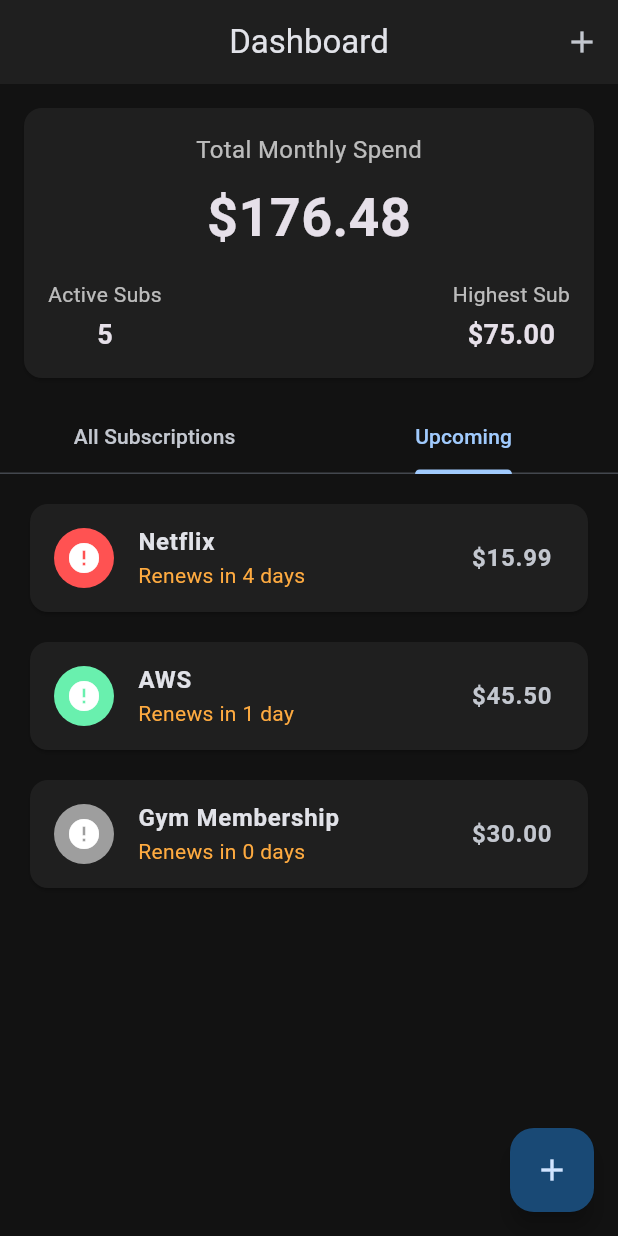
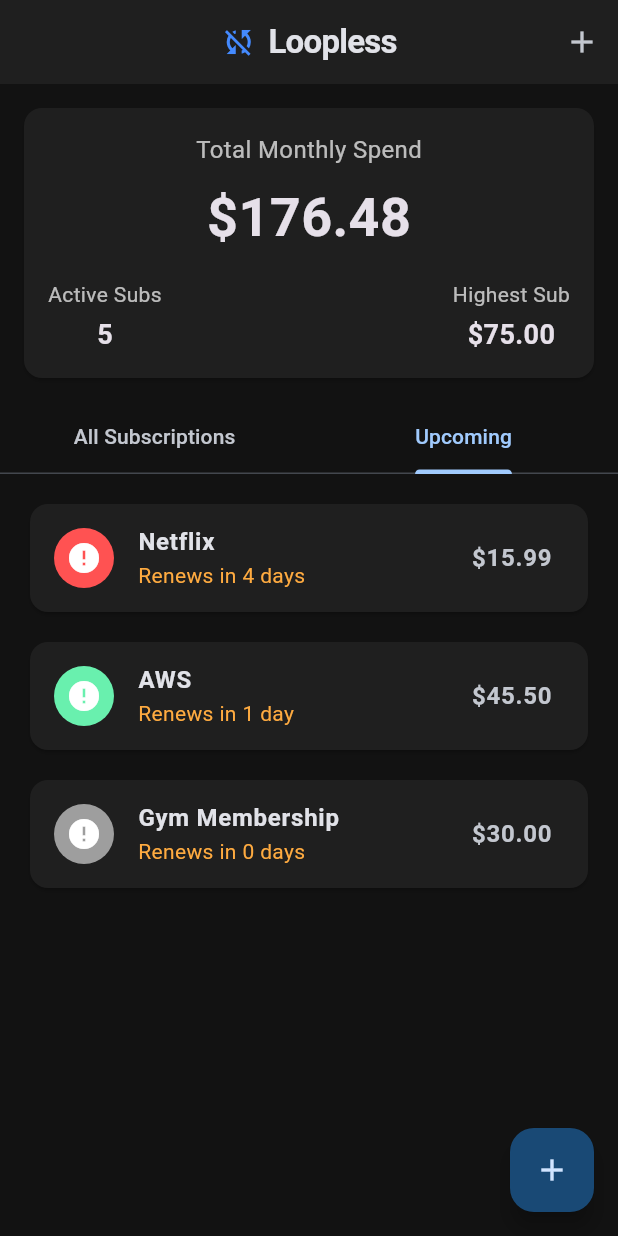
Before and after one commit to could-ai/019a48b4-72aa-7535-b8a5-ebf97bb4a8ff, a Flutter app: the screen it shows after launch, tab 2 chosen, on a phone screen of 412 x 824 dp. Run offline on Flutter 3.47's test engine with Material 3 defaults, Android fonts, the phone set to English and light mode, and no system bars; network calls fail.

Commit message:
I've created a new, reusable `LooplessLogo` widget. This widget encapsulates the visual representation of the app's brand, combining an icon that signifies breaking a cycle with styled text. This approach makes the logo easy to reuse across different screens and ensures a consistent brand identity.; I've updated the `DashboardScreen` to display the new `LooplessLogo` in the app bar. This replaces the generic text title, giving the app a distinct and professional look that immediately communicates its brand to the user. This change is a crucial first step in building a polished and recognizable application.

```diff
--- a/usr/lib/screens/dashboard_screen.dart
+++ b/usr/lib/screens/dashboard_screen.dart
@@ -1,6 +1,7 @@
 import 'package:flutter/material.dart';
 import 'package:intl/intl.dart';
 import '../models/subscription.dart';
+import '../widgets/loopless_logo.dart';
 
 class DashboardScreen extends StatefulWidget {
   const DashboardScreen({super.key});
@@ -73,7 +74,7 @@ class _DashboardScreenState extends State<DashboardScreen> {
       length: 2,
       child: Scaffold(
         appBar: AppBar(
-          title: const Text('Dashboard'),
+          title: const LooplessLogo(),
           centerTitle: true,
           actions: [
             IconButton(
--- /dev/null
+++ b/usr/lib/widgets/loopless_logo.dart
@@ -0,0 +1,27 @@
+import 'package:flutter/material.dart';
+
+class LooplessLogo extends StatelessWidget {
+  const LooplessLogo({super.key});
+
+  @override
+  Widget build(BuildContext context) {
+    return const Row(
+      mainAxisSize: MainAxisSize.min,
+      children: [
+        Icon(
+          Icons.sync_disabled, // Represents breaking the subscription cycle
+          color: Colors.blueAccent,
+        ),
+        SizedBox(width: 8),
+        Text(
+          'Loopless',
+          style: TextStyle(
+            fontSize: 22,
+            fontWeight: FontWeight.bold,
+            letterSpacing: -0.5,
+          ),
+        ),
+      ],
+    );
+  }
+}
```
